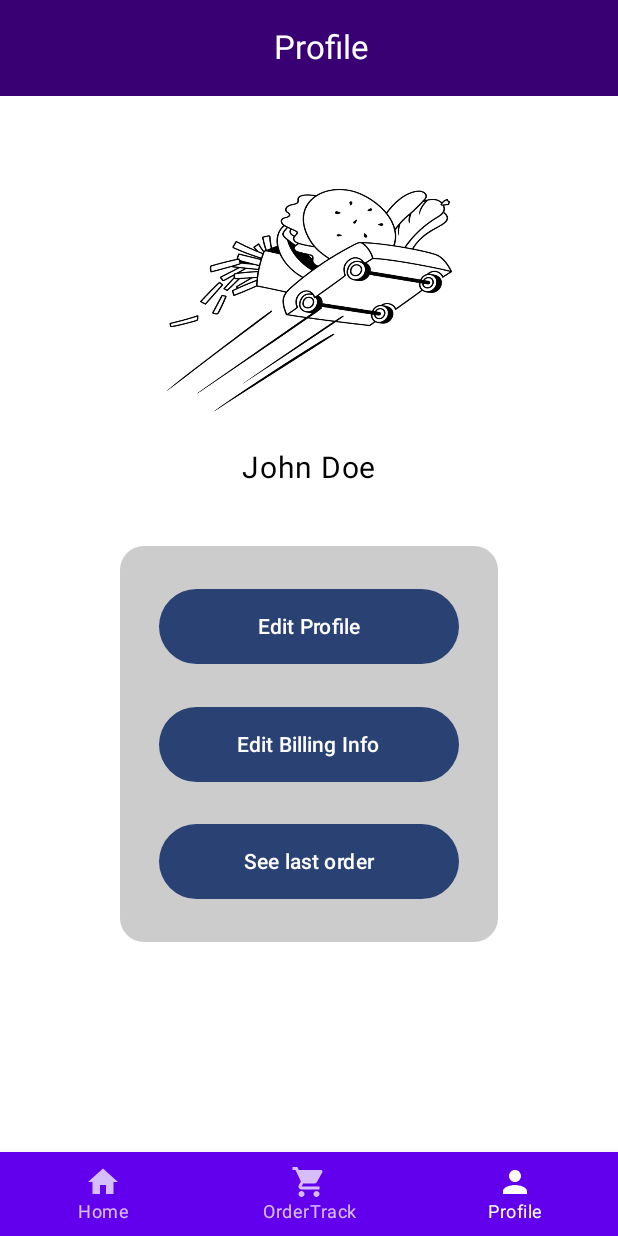
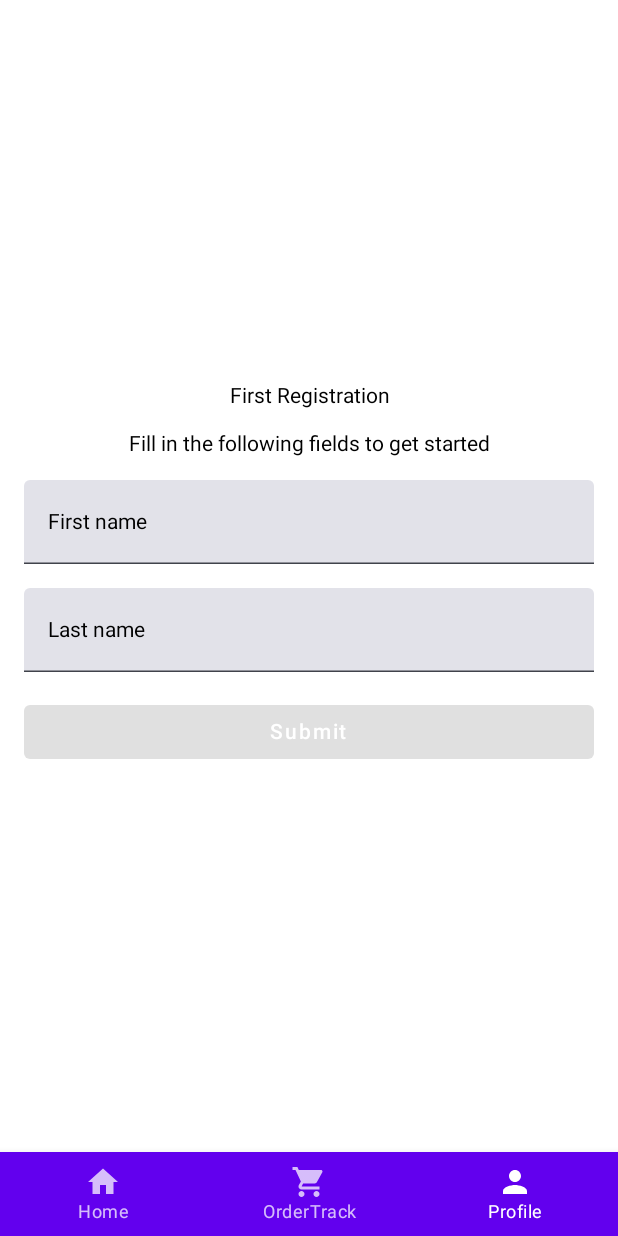
Before and after one commit to cril1n/Mc_project_android, an Android app built with Jetpack Compose: the composable Root shown on its own in the app's theme, item 3 of the bottom bar chosen, on a phone screen of 412 x 824 dp. Run offline under Robolectric (Android 15) with nearby library versions, the phone set to English and light mode, and no system bars; our stand-ins replace Room's generated code.

Commit message:
First registration added

```diff
--- a/app/src/main/java/com/example/mangiaebasta/loadingScreens/Root.kt
+++ b/app/src/main/java/com/example/mangiaebasta/loadingScreens/Root.kt
@@ -1,9 +1,15 @@
 package com.example.mangiaebasta.loadingScreens
 
 import android.annotation.SuppressLint
+import androidx.compose.foundation.layout.Arrangement
+import androidx.compose.foundation.layout.Column
+import androidx.compose.foundation.layout.fillMaxSize
+import androidx.compose.foundation.layout.fillMaxWidth
 import androidx.compose.foundation.layout.padding
 import androidx.compose.material.BottomNavigation
 import androidx.compose.material.BottomNavigationItem
+import androidx.compose.material.Button
+import androidx.compose.material.ButtonDefaults
 import androidx.compose.material.Icon
 import androidx.compose.material.Scaffold
 import androidx.compose.material.Text
@@ -11,11 +17,19 @@ import androidx.compose.material.icons.Icons
 import androidx.compose.material.icons.filled.Home
 import androidx.compose.material.icons.filled.Person
 import androidx.compose.material.icons.filled.ShoppingCart
+import androidx.compose.material3.TextField
 import androidx.compose.runtime.Composable
 import androidx.compose.runtime.collectAsState
 import androidx.compose.runtime.getValue
+import androidx.compose.runtime.mutableStateOf
+import androidx.compose.runtime.remember
+import androidx.compose.runtime.setValue
+import androidx.compose.ui.Alignment
 import androidx.compose.ui.Modifier
+import androidx.compose.ui.graphics.Color
 import androidx.compose.ui.graphics.vector.ImageVector
+import androidx.compose.ui.text.style.TextAlign
+import androidx.compose.ui.unit.dp
 import androidx.navigation.NavGraph.Companion.findStartDestination
 import androidx.navigation.compose.NavHost
 import androidx.navigation.compose.composable
@@ -34,12 +48,9 @@ val topLevelRoutes = listOf(
     TopLevelRoute("OrderTrack", "order track", Icons.Default.ShoppingCart),
     TopLevelRoute("Profile", "profile", Icons.Default.Person)
 )
-
 @SuppressLint("RestrictedApi")
 @Composable
 fun Root(model: MainViewModel) {
-    val userhardCoded = User("John", "Doe", "John Doe", "1234567812345678", 12, 25, "123")
-    model.setUserData(userhardCoded)
     val user = model.user.collectAsState()
     val navController = rememberNavController()
 
@@ -78,5 +89,4 @@ fun Root(model: MainViewModel) {
             composable("profile") { Profile(model, user.value) }
         }
     }
-
 }
--- a/app/src/main/java/com/example/mangiaebasta/model/DataClasses.kt
+++ b/app/src/main/java/com/example/mangiaebasta/model/DataClasses.kt
@@ -4,6 +4,7 @@ import androidx.room.Entity
 import androidx.room.PrimaryKey
 import kotlinx.serialization.Serializable
 import android.graphics.Bitmap
+import kotlinx.serialization.SerialName
 
 
 data class User(
--- a/app/src/main/java/com/example/mangiaebasta/screens/profile/EditBilling.kt
+++ b/app/src/main/java/com/example/mangiaebasta/screens/profile/EditBilling.kt
@@ -72,7 +72,10 @@ fun EditBilling(model: MainViewModel, user: User, navController: NavController)
                         onValueChange = { newValue ->
                             if (newValue.matches(Regex("^\\d{0,16}$"))) {
                                 cardNumberForm = newValue
-                                if (newValue.length == 16) isCardNumberValid = true
+                                if (newValue.length == 16) {
+                                    model.setCardNumberForm(newValue)
+                                    isCardNumberValid = true
+                                }
                                 else isCardNumberValid = false
                             }
                         },
--- a/app/src/main/java/com/example/mangiaebasta/screens/profile/Profile.kt
+++ b/app/src/main/java/com/example/mangiaebasta/screens/profile/Profile.kt
@@ -11,18 +11,25 @@ import androidx.compose.foundation.layout.fillMaxWidth
 import androidx.compose.foundation.layout.padding
 import androidx.compose.foundation.layout.size
 import androidx.compose.foundation.shape.RoundedCornerShape
+import androidx.compose.material.ButtonDefaults
 import androidx.compose.material3.Button
 import androidx.compose.material3.ExperimentalMaterial3Api
 import androidx.compose.material3.Text
+import androidx.compose.material3.TextField
 import androidx.compose.material3.TopAppBar
 import androidx.compose.material3.TopAppBarDefaults
 import androidx.compose.runtime.Composable
 import androidx.compose.runtime.LaunchedEffect
+import androidx.compose.runtime.getValue
+import androidx.compose.runtime.mutableStateOf
+import androidx.compose.runtime.remember
+import androidx.compose.runtime.setValue
 import androidx.compose.ui.Alignment
 import androidx.compose.ui.Modifier
 import androidx.compose.ui.draw.clip
 import androidx.compose.ui.graphics.Color
 import androidx.compose.ui.res.painterResource
+import androidx.compose.ui.text.style.TextAlign
 import androidx.compose.ui.unit.dp
 import androidx.compose.ui.unit.sp
 import androidx.navigation.NavController
@@ -38,11 +45,16 @@ fun Profile(model : MainViewModel, user: User) {
     // Creiamo un NavController che sarà responsabile della navigazione di Profile
     val navController = rememberNavController()
     // Definiamo il NavHost, che contiene tutte le destinazioni
-    NavHost(navController = navController, startDestination = "profile") {
-        composable("profile") { ProfileScreen(user, navController) }
-        composable("profileEdit") { EditProfile(model, user, navController) }
-        composable("billingEdit") { EditBilling(model, user, navController) }
-        composable("lastOrder") { LastOrderScreen(user, navController) }
+    // Mostra "PrimaRegistrazione" se il nome o il cognome è vuoto
+    if (user.firstName.isNullOrEmpty() || user.lastName.isNullOrEmpty()) {
+        PrimaRegistrazione(model)
+    } else {
+        NavHost(navController = navController, startDestination = "profile") {
+            composable("profile") { ProfileScreen(user, navController) }
+            composable("profileEdit") { EditProfile(model, user, navController) }
+            composable("billingEdit") { EditBilling(model, user, navController) }
+            composable("lastOrder") { LastOrderScreen(user, navController) }
+        }
     }
 }
 
@@ -150,3 +162,69 @@ fun ImageWithText(user: User) {
         )
     }
 }
+@Composable
+fun PrimaRegistrazione(model: MainViewModel) {
+    var firstNameForm by remember { mutableStateOf("") }
+    var lastNameForm by remember { mutableStateOf("") }
+    val isSubmitEnabled = firstNameForm.isNotBlank() && lastNameForm.isNotBlank()
+
+    Column(
+        modifier = Modifier
+            .fillMaxSize()
+            .padding(16.dp),
+        verticalArrangement = Arrangement.Center,
+        horizontalAlignment = Alignment.CenterHorizontally
+    ) {
+        Column(
+            horizontalAlignment = Alignment.CenterHorizontally,
+            verticalArrangement = Arrangement.spacedBy(16.dp),
+            modifier = Modifier.fillMaxWidth()
+        ) {
+            androidx.compose.material.Text(
+                text = "First Registration",
+                textAlign = TextAlign.Center
+            )
+            androidx.compose.material.Text(
+                text = "Fill in the following fields to get started",
+                textAlign = TextAlign.Center
+            )
+
+            TextField(
+                value = firstNameForm,
+                onValueChange = { newValue ->
+                    if (newValue.matches(Regex("^[a-zA-Z]*$"))) {
+                        firstNameForm = newValue
+                    }
+                },
+                label = { androidx.compose.material.Text("First name") },
+                singleLine = true,
+                modifier = Modifier.fillMaxWidth()
+            )
+
+            TextField(
+                value = lastNameForm,
+                onValueChange = { newValue ->
+                    if (newValue.matches(Regex("^[a-zA-Z]*$"))) {
+                        lastNameForm = newValue
+                    }
+                },
+                label = { androidx.compose.material.Text("Last name") },
+                singleLine = true,
+                modifier = Modifier.fillMaxWidth()
+            )
+
+            androidx.compose.material.Button(
+                onClick = {
+                    model.setFirstNameForm(firstNameForm)
+                    model.setLastNameForm(lastNameForm)
+                    model.updateUserNameData()
+                },
+                modifier = Modifier.fillMaxWidth(),
+                enabled = isSubmitEnabled, // Abilita solo se entrambi i campi sono pieni
+                colors = ButtonDefaults.buttonColors(backgroundColor = Color(0xFFFFA500))
+            ) {
+                androidx.compose.material.Text(text = "Submit", color = Color.White)
+            }
+        }
+    }
+}
```
Also changed, not shown: app/src/main/java/com/example/mangiaebasta/datasource/CommunicationManager.kt (+10 -5 lines), app/src/main/java/com/example/mangiaebasta/viewmodel/MainViewModel.kt (+10 -2 lines).
